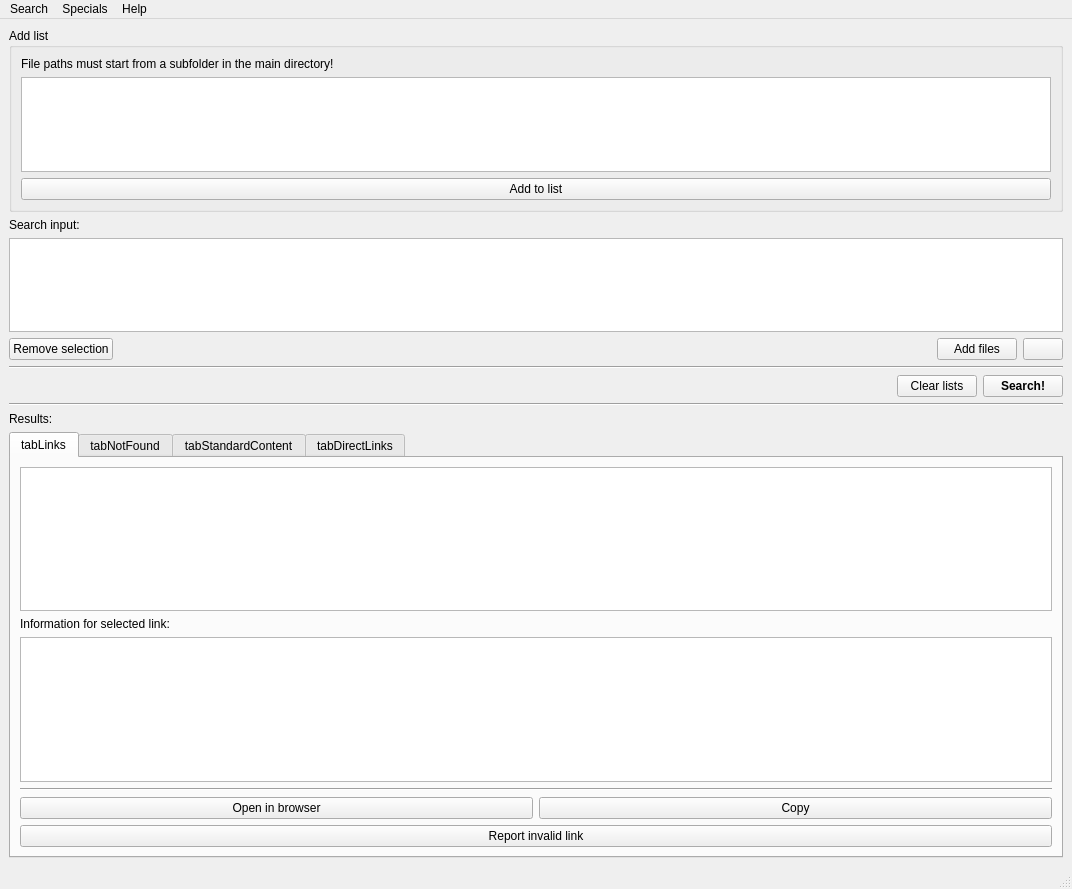
Before: the Qt Designer form OTModules/wContentSearch/wcontentsearch.ui in pietr26/OMSI-Tools, drawn with Qt 5.
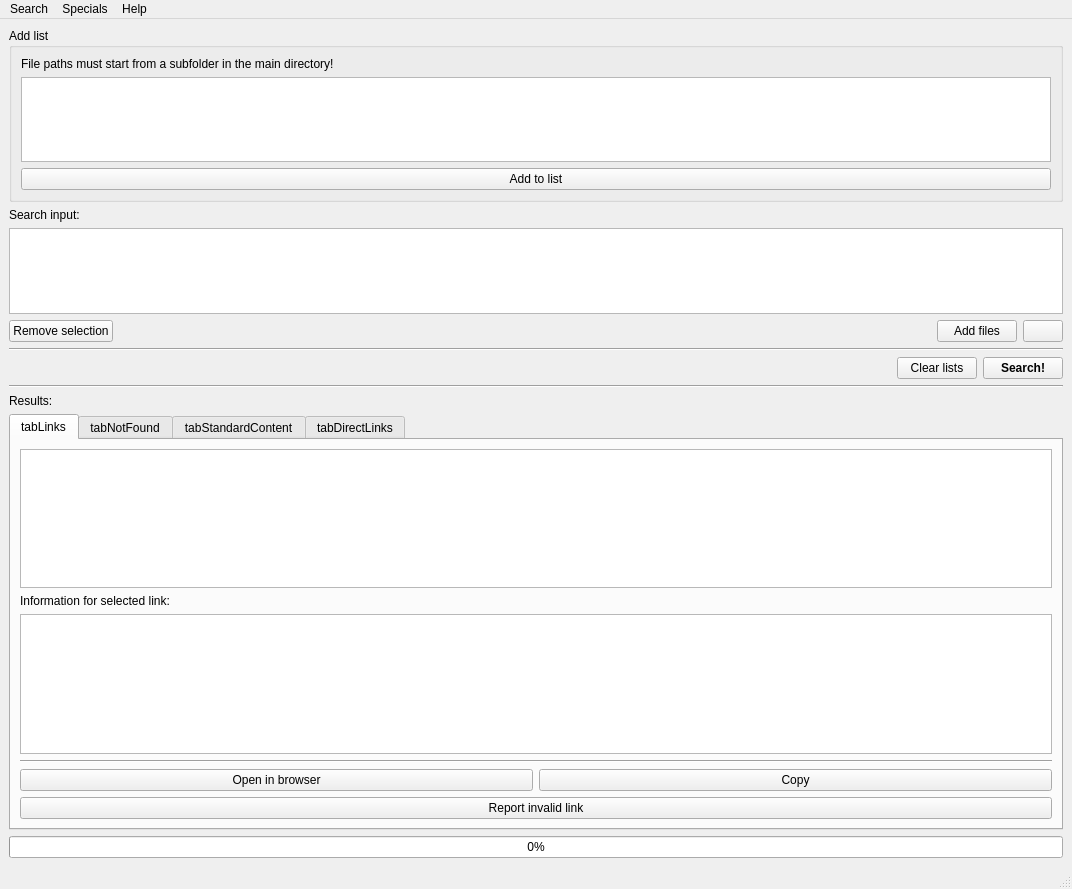
After: the same form once the commit is applied. Icons and pictures are not drawn.

```diff
--- a/OTModules/wContentSearch/wcontentsearch.ui
+++ b/OTModules/wContentSearch/wcontentsearch.ui
@@ -327,6 +327,13 @@
       </item>
      </layout>
     </item>
+    <item>
+     <widget class="QProgressBar" name="pgbProgress">
+      <property name="value">
+       <number>0</number>
+      </property>
+     </widget>
+    </item>
    </layout>
   </widget>
   <widget class="QMenuBar" name="menubar">
```
